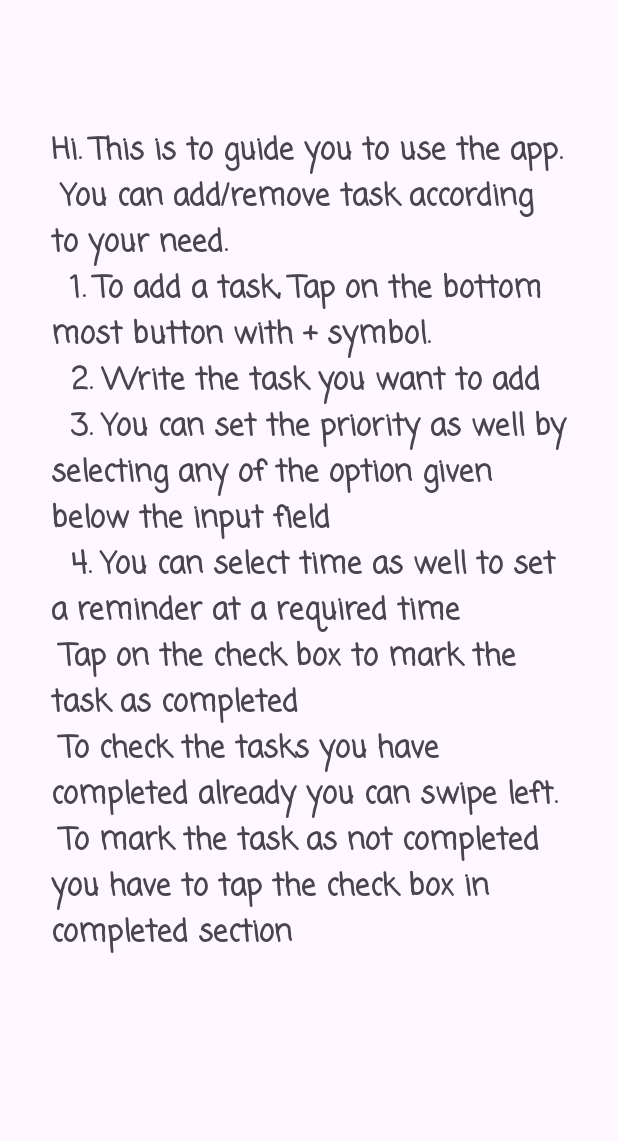
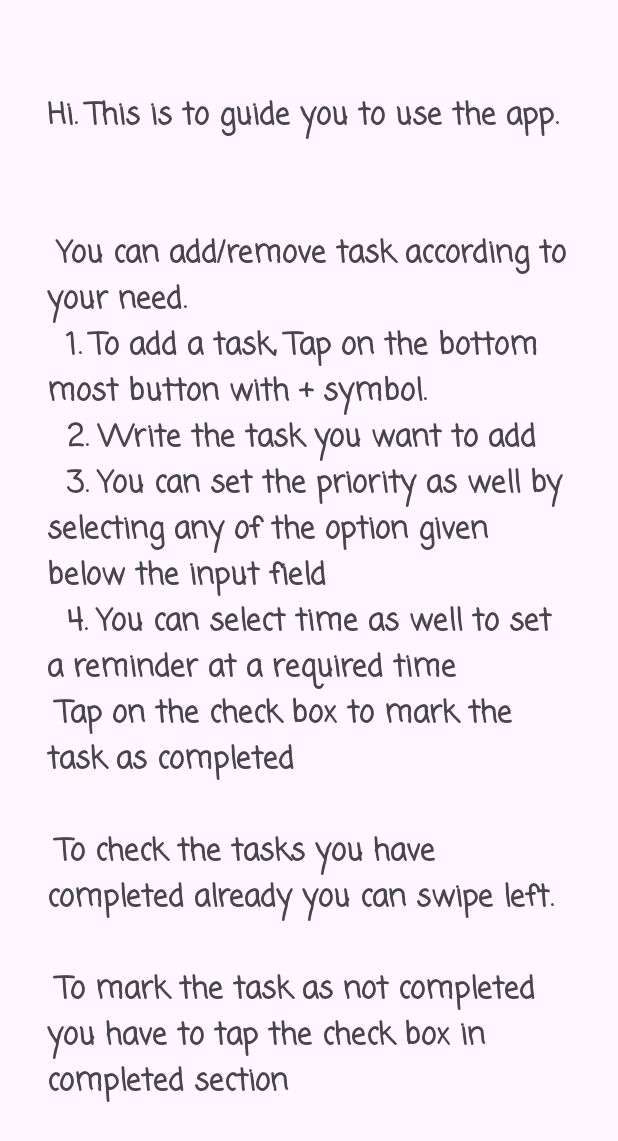
Before and after one commit to jaymaurya1256/Task, an Android app: the layout window_pop_up.xml on its own in the app's theme, with its tools: preview values and no code run, on a phone screen of 412 x 824 dp. Shown: the top 1141 px of the screen. Run offline under Robolectric (Android 15) with nearby library versions, the phone set to English and light mode, and no system bars.

Commit message:
Fixed popup window issue

```diff
--- a/app/src/main/res/layout/window_pop_up.xml
+++ b/app/src/main/res/layout/window_pop_up.xml
@@ -10,8 +10,8 @@
 
     <TextView
         android:id="@+id/infoContentText"
-        android:layout_width="344dp"
-        android:layout_height="653dp"
+        android:layout_width="350dp"
+        android:layout_height="700dp"
         android:text="@string/info_content"
         android:textSize="@dimen/text_size_for_info_content"
         android:textStyle="bold"
--- a/app/src/main/res/values/strings.xml
+++ b/app/src/main/res/values/strings.xml
@@ -13,16 +13,17 @@
     <string name="task_placeholder">This is one of the task you have to do on your own</string>
     <string name="inputTask">Write your task here</string>
     <string name="delete_all_from_pending">Are you sure you want to delete all the pending record from Database?</string>
+    <string name="list_empty">List is already empty</string>
     <string name="delete_all_from_completed">Are you sure you want to delete all the completed record from Database?</string>
     <string name="info_title">App Info</string>
-    <string name="info_content">Hi. This is to guide you to use the app.\n
+    <string name="info_content">Hi. This is to guide you to use the app.\n\n\n
         You can add/remove task according to your need.\n
         \t1. To add a task, Tap on the bottom most button with "+" symbol.\n
         \t2. Write the task you want to add\n
         \t3. You can set the priority as well by selecting any of the option given below the input field\n
         \t4. You can select time as well to set a reminder at a required time\n
-        Tap on the check box to mark the task as completed\n
-        To check the tasks you have completed already you can swipe left.\n
+        Tap on the check box to mark the task as completed\n\n
+        To check the tasks you have completed already you can swipe left.\n\n
         To mark the task as not completed you have to tap the check box in completed section\n
     </string>
 
```
Also changed, not shown: app/src/main/java/com/example/task/CompletedFragment.kt (+9 -1 lines), app/src/main/java/com/example/task/PopUpWindow.kt (+8 -2 lines), app/src/main/java/com/example/task/ToDoFragment.kt (+11 -1 lines), app/src/main/java/com/example/task/adapters/PendingAdapter.kt (+10 -0 lines), app/src/main/res/layout/task_list.xml (+4 -5 lines).
